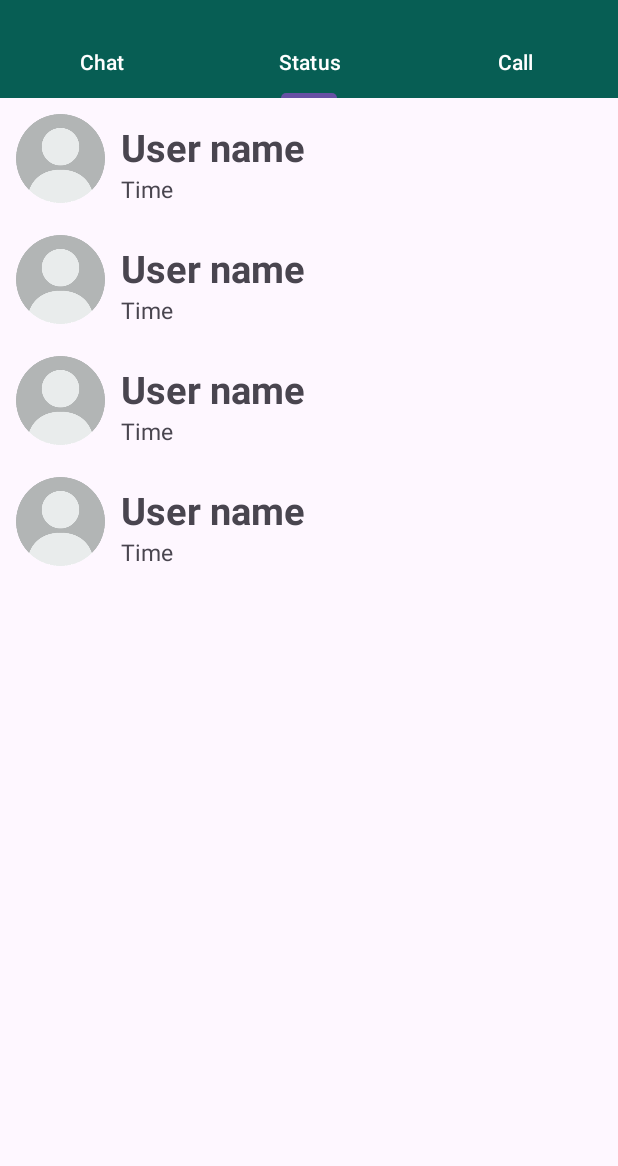
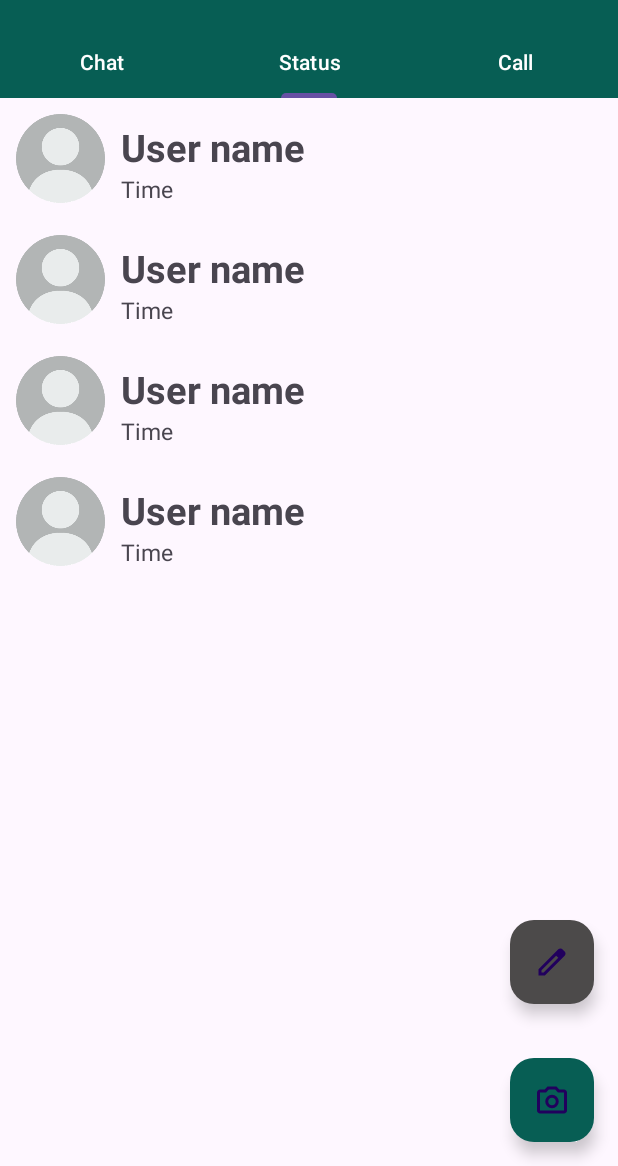
Before and after one commit to drishti2281/Whatsapp-Project, an Android app: the screen it shows after launch (MainActivity), tab 2 chosen, on a phone screen of 412 x 824 dp, the part 70-1236 px from its top. Run offline under Robolectric (Android 15) with nearby library versions, the phone set to English and light mode, and no system bars.

Commit message:
add floating button

```diff
--- /dev/null
+++ b/app/src/main/res/drawable/edit_icon.xml
@@ -0,0 +1,11 @@
+<?xml version="1.0" encoding="utf-8"?>
+<vector xmlns:android="http://schemas.android.com/apk/res/android"
+    android:width="24dp"
+    android:height="24dp"
+    android:viewportWidth="960"
+    android:viewportHeight="960"
+    android:tint="@color/white">
+    <path
+        android:fillColor="@color/white"
+        android:pathData="M200,760L257,760L648,369L591,312L200,703L200,760ZM120,840L120,670L648,143Q660,132 674.5,126Q689,120 705,120Q721,120 736,126Q751,132 762,144L817,200Q829,211 834.5,226Q840,241 840,256Q840,272 834.5,286.5Q829,301 817,313L290,840L120,840ZM760,256L760,256L704,200L704,200L760,256ZM619,341L591,312L591,312L648,369L648,369L619,341Z"/>
+</vector>
--- a/app/src/main/res/layout/activity_main.xml
+++ b/app/src/main/res/layout/activity_main.xml
@@ -5,6 +5,7 @@
     android:layout_width="match_parent"
     android:layout_height="match_parent"
     tools:context=".MainActivity">
+
 
     <com.google.android.material.appbar.AppBarLayout
         android:id="@+id/appbar"
@@ -97,4 +98,7 @@
         app:layout_constraintTop_toBottomOf="@id/tlTabLayoutview"
         android:backgroundTint="@color/lightgreen"/>
 
+
+
+
 </androidx.constraintlayout.widget.ConstraintLayout>
--- a/app/src/main/res/layout/fragment_status.xml
+++ b/app/src/main/res/layout/fragment_status.xml
@@ -3,13 +3,49 @@
     xmlns:tools="http://schemas.android.com/tools"
     android:layout_width="match_parent"
     android:layout_height="match_parent"
+    xmlns:app="http://schemas.android.com/apk/res-auto"
     tools:context=".StatusFragment">
 
     <!-- TODO: Update blank fragment layout -->
+
     <androidx.recyclerview.widget.RecyclerView
+        android:id="@+id/rv_Recyclerview2"
         android:layout_width="match_parent"
-        android:layout_height="match_parent"
-        android:id="@+id/rv_Recyclerview2" />
+        android:layout_height="match_parent" />
+
+
+    <androidx.constraintlayout.widget.ConstraintLayout
+        android:layout_width="match_parent"
+        android:layout_height="match_parent">
+
+        <com.google.android.material.floatingactionbutton.FloatingActionButton
+            android:id="@+id/fbwrite"
+            android:layout_width="wrap_content"
+            android:layout_height="72dp"
+            android:layout_gravity=""
+            android:layout_margin="16dp"
+            android:backgroundTint="@color/Grey"
+            android:contentDescription="@string/message"
+            android:src="@drawable/edit_icon"
+            app:layout_constraintBottom_toBottomOf="parent"
+            app:layout_constraintEnd_toEndOf="parent"
+            app:layout_constraintHorizontal_bias="1.0"
+            app:layout_constraintStart_toStartOf="parent"
+            app:layout_constraintTop_toTopOf="parent"
+            app:layout_constraintVertical_bias="0.853" />
+    </androidx.constraintlayout.widget.ConstraintLayout>
+
+    <com.google.android.material.floatingactionbutton.FloatingActionButton
+        android:id="@+id/fbmessage2"
+        android:layout_width="wrap_content"
+        android:layout_height="wrap_content"
+        android:layout_gravity="end|bottom"
+        android:layout_margin="16dp"
+        android:backgroundTint="@color/Green"
+        android:contentDescription="@string/message"
+        android:src="@drawable/photo_camera"
+        app:layout_constraintBottom_toBottomOf="parent"
+        app:layout_constraintEnd_toEndOf="parent" />
 
 
 </FrameLayout>
--- a/app/src/main/res/values/colors.xml
+++ b/app/src/main/res/values/colors.xml
@@ -4,4 +4,5 @@
     <color name="white">#FFFFFFFF</color>
     <color name="Green">#075e54</color>
     <color name="lightgreen">#dcf8c6</color>
+    <color name="Grey">#4C4A4A</color>
 </resources>
--- a/app/src/main/res/values/strings.xml
+++ b/app/src/main/res/values/strings.xml
@@ -12,4 +12,5 @@
     <string name="payments">Payments</string>
     <string name="settings">Settings</string>
     <string name="status_privacy">Status Privacy</string>
+    <string name="message">Message</string>
 </resources>
```
Also changed, not shown: app/src/main/java/com/example/whatsappproject/MainActivity.kt (+12 -1 lines), app/src/main/res/drawable/chat_icon.xml (added, +12 -0 lines), app/src/main/res/layout/fragment_call.xml (+12 -1 lines), app/src/main/res/layout/fragment_chat.xml (+12 -0 lines).
